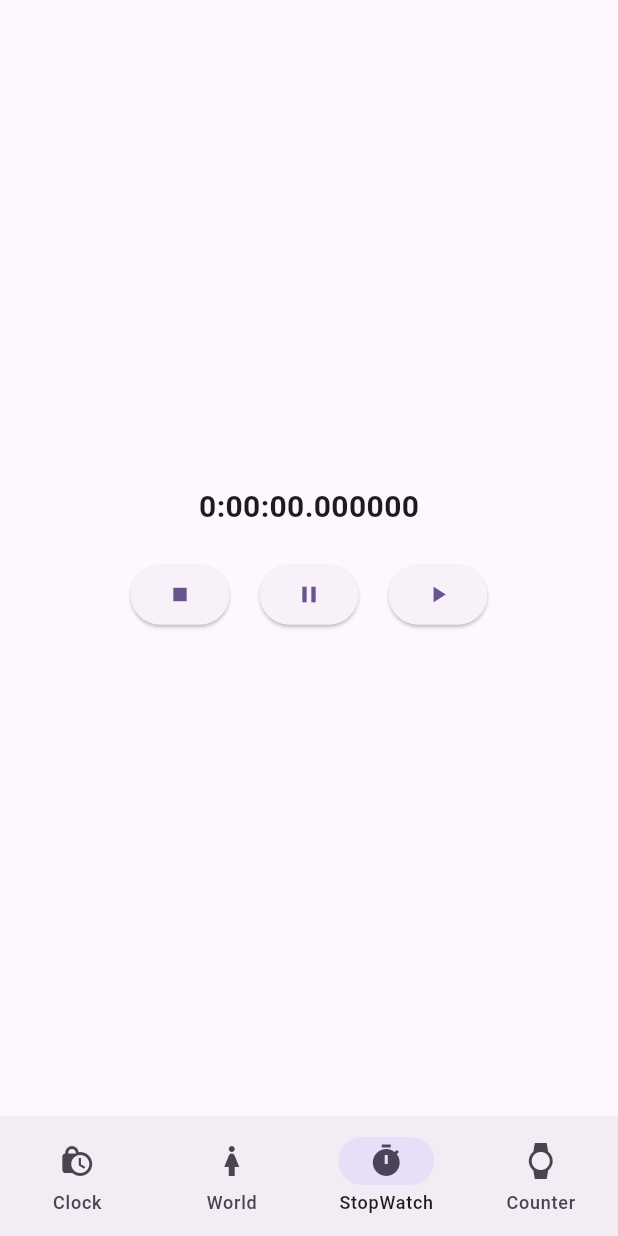
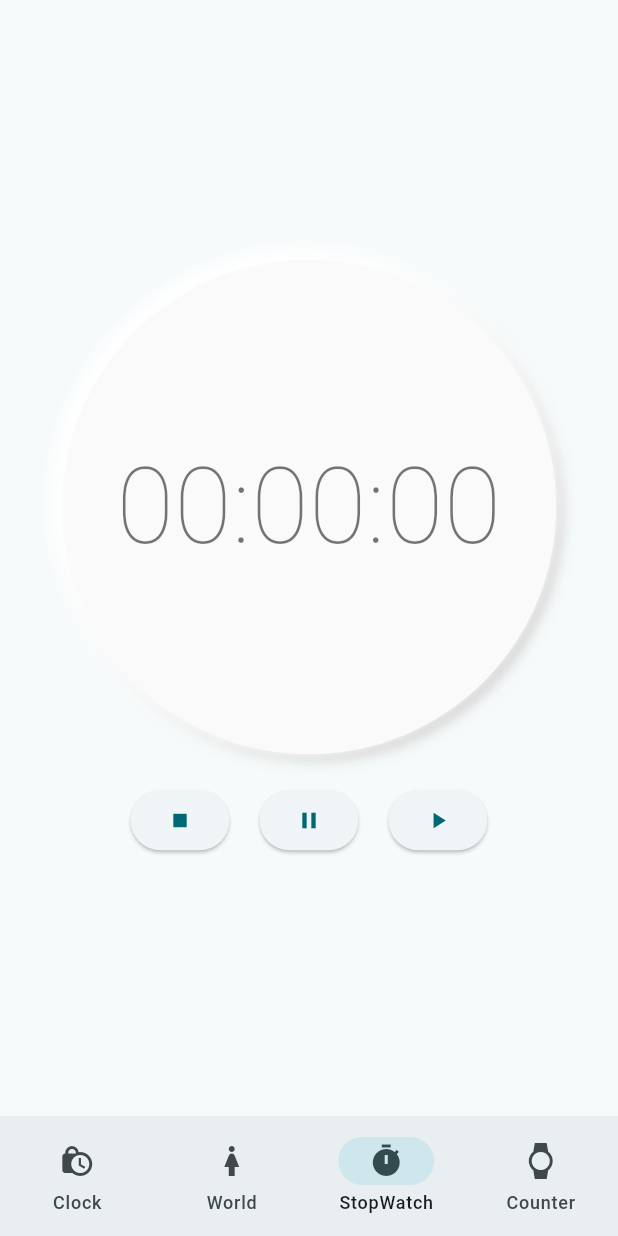
Before and after one commit to Anas-jed/flutter_clock, a Flutter app: the screen it shows after launch, item 3 of the bottom bar chosen, after a tap on the "pause" icon, on a phone screen of 412 x 824 dp. Run offline on Flutter 3.47's test engine with Material 2 defaults, Android fonts, the phone set to English and light mode, and no system bars; missing offline and left inert: flutter_analog_clock; Roboto replaces fonts that are missing (Montserrat); project files that could hold a hidden picture were left out.

Commit message:
updated clock and stopwatch

```diff
--- a/lib/exports_all.dart
+++ b/lib/exports_all.dart
@@ -1,3 +1,6 @@
+///Widgets
+export './views/widgets/time_card_widget.dart';
+
 ///Views
 export './views/clock_view.dart';
 export './views/stop_watch_view.dart';
@@ -8,5 +11,6 @@ export './views/home_screen.dart';
 ///ViewModels
 
 ///Helpers
+export './helpers/helpers.dart';
 
 ///Packages
--- /dev/null
+++ b/lib/helpers/helpers.dart
@@ -0,0 +1 @@
+String twoDigits(int n) => n.toString().padLeft(2, '0');
--- a/lib/main.dart
+++ b/lib/main.dart
@@ -14,7 +14,7 @@ class MyApp extends StatelessWidget {
       title: 'Flutter Clock',
       debugShowCheckedModeBanner: false,
       theme: ThemeData(
-        colorScheme: ColorScheme.fromSeed(seedColor: Colors.deepPurple),
+        colorScheme: ColorScheme.fromSeed(seedColor: Colors.white),
         useMaterial3: true,
       ),
       home: HomeScreen(
--- a/lib/views/clock_view.dart
+++ b/lib/views/clock_view.dart
@@ -6,13 +6,29 @@ class ClockView extends StatelessWidget {
 
   @override
   Widget build(BuildContext context) {
-    return const Padding(
-      padding: EdgeInsets.all(16.0),
-      child: Column(
-        mainAxisAlignment: MainAxisAlignment.center,
-        children: [AnalogClock(
-
-        )],
+    return Padding(
+      padding: const EdgeInsets.all(28.0),
+      child: Center(
+        child: Container(
+            decoration: BoxDecoration(
+                color: Colors.grey[300],
+                borderRadius: BorderRadius.circular(300),
+                boxShadow: const [
+                  BoxShadow(
+                    color: Color(0xFFBEBEBE),
+                    offset: Offset(10, 10),
+                    blurRadius: 30,
+                    spreadRadius: 1,
+                  ),
+                  BoxShadow(
+                    color: Colors.white,
+                    offset: Offset(-10, -10),
+                    blurRadius: 30,
+                    spreadRadius: 1,
+                  ),
+                ]),
+            // padding: const EdgeInsets.all(10),
+            child: const AnalogClock()),
       ),
     );
   }
--- a/lib/views/stop_watch_view.dart
+++ b/lib/views/stop_watch_view.dart
@@ -1,7 +1,8 @@
 import 'dart:async';
 import 'dart:developer';
+import 'package:flutter/material.dart';
 
-import 'package:flutter/material.dart';
+import '../exports_all.dart';
 
 class StopWatchView extends StatefulWidget {
   const StopWatchView({super.key});
@@ -12,54 +13,69 @@ class StopWatchView extends StatefulWidget {
 
 class _StopWatchViewState extends State<StopWatchView> {
   late Timer timer;
-  // int elapsedTime = 0;
-  String timerString = '00 : 00 : 00';
   Duration duration = Duration.zero;
 
-  startTimer() {
-    //  hours: duration?.inHours ?? 0,
-    //         minutes: duration?.inMinutes ?? 0,
-    //         seconds: duration?.inSeconds ?? 0)
+  void startTimer(Duration? continueDuration) {
     timer = Timer.periodic(const Duration(seconds: 1), (Timer timer) {
       setState(() {
-        // elapsedTime = timer.tick;
-        duration = Duration(seconds: timer.tick);
+        duration = Duration(
+            seconds: timer.tick,
+            milliseconds: continueDuration?.inMilliseconds ?? 0);
       });
     });
   }
 
-  stopTimer(bool reset) {
+  void stopTimer(bool reset) {
     timer.cancel();
     if (reset) {
       resetTimer();
     }
   }
 
-  resetTimer() {
-    timerString = '00 : 00 : 00';
+  void resetTimer() {
+    setState(() {
+      duration = Duration.zero;
+    });
   }
 
-  // getTimerString() {
-  //   String twoDigits (int n) => n.toString().padLeft(2,'0');
-  //   String time = '00 : 00 : 00';
-
-  //   if(elapsedTime > 3600){
-  //     time =
-  //   }else if( elapsedTime < 3600 && elapsedTime > 60 ){
-
-  //   }else{
-
-  //   }
-  // }
+  // ignore: non_constant_identifier_names
+  String getHMS({required int HMSFlag}) {
+    //0 For hour 1 for Mint 2 for Sec
+    if (duration.compareTo(Duration.zero) == 0) {
+      return '00';
+    }
+    if (HMSFlag == 0) {
+      return twoDigits(duration.inHours.remainder(60));
+    } else if (HMSFlag == 1) {
+      return twoDigits(duration.inMinutes.remainder(60));
+    } else {
+      return twoDigits(duration.inSeconds.remainder(60));
+    }
+  }
 
   @override
   Widget build(BuildContext context) {
     return Column(
       mainAxisAlignment: MainAxisAlignment.center,
       children: [
-        Text(
-          duration.toString(),
-          style: const TextStyle(fontSize: 20.0, fontWeight: FontWeight.bold),
+        // Row(
+        //   mainAxisAlignment: MainAxisAlignment.center,
+        //   children: [
+        //     TimeCardWidget(digits: getHMS(HMSFlag: 0)),
+        //     const SizedBox(
+        //       width: 30,
+        //     ),
+        //     TimeCardWidget(digits: getHMS(HMSFlag: 1)),
+        //     const SizedBox(
+        //       width: 30,
+        //     ),
+        //     TimeCardWidget(digits: getHMS(HMSFlag: 2)),
+        //   ],
+        // ),
+        TimeCardWidget(
+          digits:
+              '${getHMS(HMSFlag: 0)}:${getHMS(HMSFlag: 1)}:${getHMS(HMSFlag: 2)}',
+          millisec: duration.inMilliseconds.toString(),
         ),
         const SizedBox(
           height: 20,
@@ -69,10 +85,7 @@ class _StopWatchViewState extends State<StopWatchView> {
           children: [
             ElevatedButton(
                 onPressed: () {
-                  // stopwatch.stop();
-                  setState(() {
-                    stopTimer(true);
-                  });
+                  stopTimer(true);
                 },
                 child: const Icon(Icons.stop)),
             const SizedBox(
@@ -80,9 +93,7 @@ class _StopWatchViewState extends State<StopWatchView> {
             ),
             ElevatedButton(
                 onPressed: () {
-                  setState(() {
-                    stopTimer(false);
-                  });
+                  stopTimer(false);
                 },
                 child: const Icon(Icons.pause)),
             const SizedBox(
@@ -90,9 +101,11 @@ class _StopWatchViewState extends State<StopWatchView> {
             ),
             ElevatedButton(
                 onPressed: () {
-                  setState(() {
-                    startTimer();
-                  });
+                  if (duration.compareTo(Duration.zero) == 0) {
+                    startTimer(null);
+                  } else {
+                    startTimer(duration);
+                  }
                 },
                 child: const Icon(Icons.play_arrow))
           ],
--- /dev/null
+++ b/lib/views/widgets/time_card_widget.dart
@@ -0,0 +1,92 @@
+import 'package:flutter/material.dart';
+
+class TimeCardWidget extends StatelessWidget {
+  final String digits, millisec;
+  const TimeCardWidget(
+      {super.key, required this.digits, required this.millisec});
+
+  @override
+  Widget build(BuildContext context) {
+    return Container(
+      height: MediaQuery.of(context).size.width * 0.8,
+      width: MediaQuery.of(context).size.width * 0.8,
+      alignment: Alignment.center,
+      // color: Colors.black,
+      decoration: BoxDecoration(
+          borderRadius: BorderRadius.circular(
+            MediaQuery.of(context).size.height * 0.5,
+          ),
+          color: Colors.grey.shade50,
+          shape: BoxShape.rectangle,
+          boxShadow: [
+            BoxShadow(
+                color: Colors.grey.shade300,
+                spreadRadius: 0.0,
+                blurRadius: 10,
+                offset: const Offset(3.0, 3.0)),
+            BoxShadow(
+                color: Colors.grey.shade400,
+                spreadRadius: 0.0,
+                blurRadius: 10 / 2.0,
+                offset: const Offset(3.0, 3.0)),
+            const BoxShadow(
+                color: Colors.white,
+                spreadRadius: 2.0,
+                blurRadius: 10,
+                offset: Offset(-3.0, -3.0)),
+            const BoxShadow(
+                color: Colors.white,
+                spreadRadius: 2.0,
+                blurRadius: 10,
+                offset: Offset(-3.0, -3.0)),
+          ]),
+      child: Text(
+        digits,
+        textAlign: TextAlign.center,
+        style: const TextStyle(
+            fontSize: 70,
+            color: Colors.black54,
+            fontFamily: 'Montserrat',
+            fontWeight: FontWeight.w100),
+      ),
+    );
+    // return Container(
+    // alignment: Alignment.center,
+    // decoration: BoxDecoration(
+    //     borderRadius: BorderRadius.circular(6.0),
+    //     color: Colors.grey.shade50,
+    //     shape: BoxShape.rectangle,
+    //     boxShadow: [
+    //       BoxShadow(
+    //           color: Colors.grey.shade300,
+    //           spreadRadius: 0.0,
+    //           blurRadius: 10,
+    //           offset: Offset(3.0, 3.0)),
+    //       BoxShadow(
+    //           color: Colors.grey.shade400,
+    //           spreadRadius: 0.0,
+    //           blurRadius: 10 / 2.0,
+    //           offset: Offset(3.0, 3.0)),
+    //       BoxShadow(
+    //           color: Colors.white,
+    //           spreadRadius: 2.0,
+    //           blurRadius: 10,
+    //           offset: Offset(-3.0, -3.0)),
+    //       BoxShadow(
+    //           color: Colors.white,
+    //           spreadRadius: 2.0,
+    //           blurRadius: 10 / 2,
+    //           offset: Offset(-3.0, -3.0)),
+    //     ]),
+    //   child: Text(
+    //     digits,
+    //     // textAlign: TextAlign.center,
+    //     style: const TextStyle(
+    //         fontSize: 80,
+    //         color: Colors.black54,
+    //         fontFamily: 'Montserrat',
+    //         fontWeight: FontWeight.w100),
+    //   ),
+    // );
+  }
+}
```
Also changed, not shown: pubspec.yaml (+15 -6 lines), assets/fonts/Montserrat-Bold.ttf (added), assets/fonts/Montserrat-Light.ttf (added), assets/fonts/Montserrat-Medium.ttf (added), assets/fonts/Montserrat-Regular.ttf (added), assets/fonts/Montserrat-SemiBold.ttf (added), assets/fonts/Montserrat-Thin.ttf (added).
